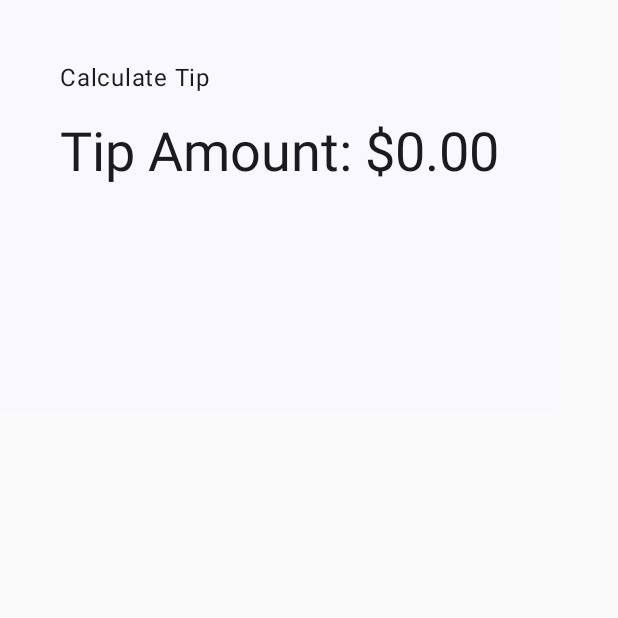
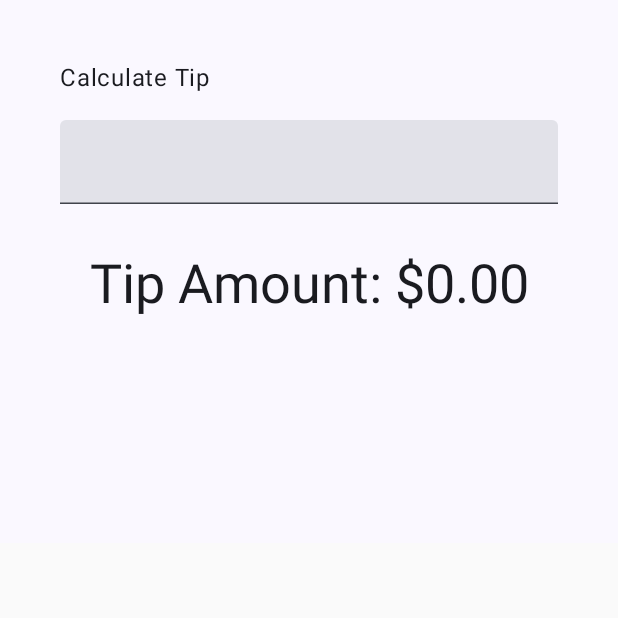
Before and after one commit to MoongStory/AndroidStudy, an Android app built with Jetpack Compose: the screen it shows after launch (MainActivity), on a phone screen of 412 x 824 dp, the top half of it. Run offline under Robolectric (Android 15) with nearby library versions, the phone set to English and light mode, and no system bars.

Commit message:
Compose의 상태 소개 - 시작 코드 가져오기 - 텍스트 필드 추가

```diff
--- a/app/src/main/java/com/example/androidstudy/MainActivity.kt
+++ b/app/src/main/java/com/example/androidstudy/MainActivity.kt
@@ -1,7 +1,7 @@
 // 학습 리소스 둘러보기 -> 입문자 대상 -> 단원 2: 앱 UI 빌드 -> UI 및 상태와 상호작용 -> Compose의 상태 소개
 // 아래 링크부터 이어서
-// https://developer.android.com/codelabs/basic-android-kotlin-compose-button-click-practice-problem?hl=ko&continue=https%3A%2F%2Fdeveloper.android.com%2Fcourses%2Fpathways%2Fandroid-basics-compose-unit-2-pathway-2%3Fhl%3Dko%23codelab-https%3A%2F%2Fdeveloper.android.com%2Fcodelabs%2Fbasic-android-kotlin-compose-button-click-practice-problem#2
-// "시작하기 전에"부터 이어서 하면 됨.
+// https://developer.android.com/codelabs/basic-android-kotlin-compose-using-state?hl=ko&continue=https%3A%2F%2Fdeveloper.android.com%2Fcourses%2Fpathways%2Fandroid-basics-compose-unit-2-pathway-3%3Fhl%3Dko%23codelab-https%3A%2F%2Fdeveloper.android.com%2Fcodelabs%2Fbasic-android-kotlin-compose-using-state#3
+// "4. Compose에서 상태 사용"부터 이어서 하면 됨.
 
 package com.example.androidstudy
 
@@ -12,6 +12,7 @@ import androidx.activity.enableEdgeToEdge
 import androidx.compose.foundation.layout.Arrangement
 import androidx.compose.foundation.layout.Column
 import androidx.compose.foundation.layout.Spacer
+import androidx.compose.foundation.layout.fillMaxWidth
 import androidx.compose.foundation.layout.height
 import androidx.compose.foundation.layout.padding
 import androidx.compose.foundation.layout.safeDrawingPadding
@@ -21,6 +22,7 @@ import androidx.compose.foundation.verticalScroll
 import androidx.compose.material3.MaterialTheme
 import androidx.compose.material3.Surface
 import androidx.compose.material3.Text
+import androidx.compose.material3.TextField
 import androidx.compose.runtime.Composable
 import androidx.compose.ui.Alignment
 import androidx.compose.ui.Modifier
@@ -61,6 +63,7 @@ fun TipTimeLayout() {
                 .padding(bottom = 16.dp, top = 40.dp)
                 .align(alignment = Alignment.Start)
         )
+        EditNumberField(modifier = Modifier.padding(bottom = 32.dp).fillMaxWidth())
         Text(
             text = stringResource(R.string.tip_amount, "$0.00"),
             style = MaterialTheme.typography.displaySmall
@@ -74,6 +77,15 @@ private fun calculateTip(amount: Double, tipPercent: Double = 15.0): String {
     return NumberFormat.getCurrencyInstance().format(tip)
 }
 
+@Composable
+fun EditNumberField(modifier: Modifier = Modifier) {
+    TextField(
+        value = "",
+        onValueChange = {},
+        modifier = modifier
+    )
+}
+
 @Preview(showBackground = true)
 @Composable
 fun TipTimeLayoutPreview() {
```
